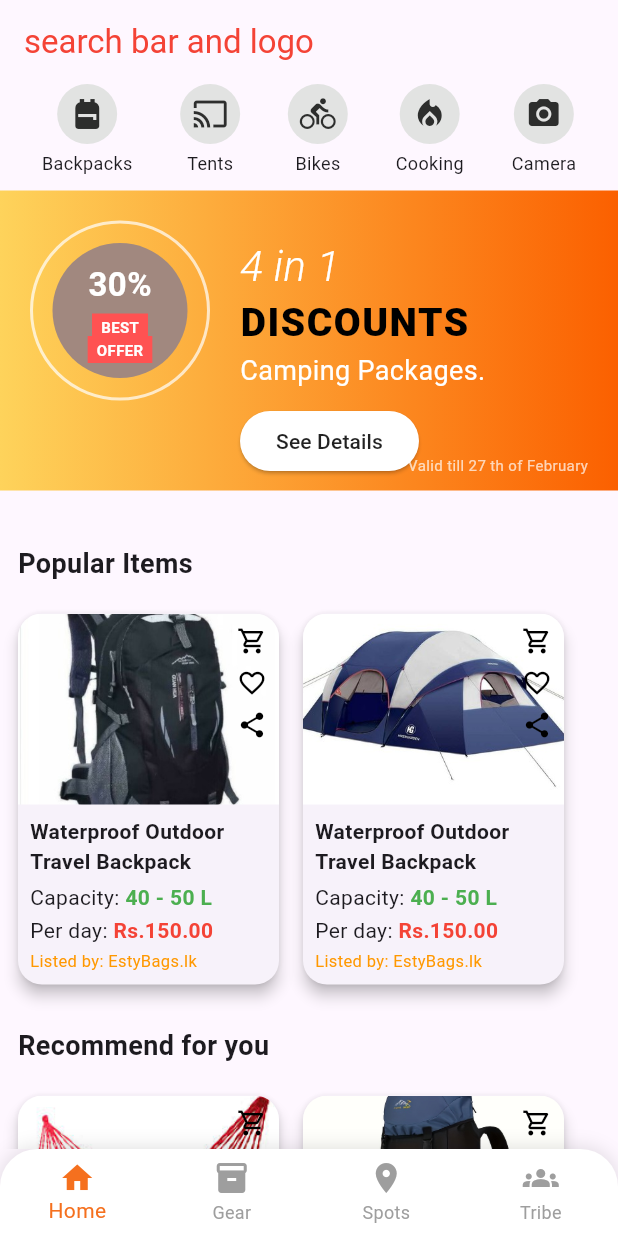
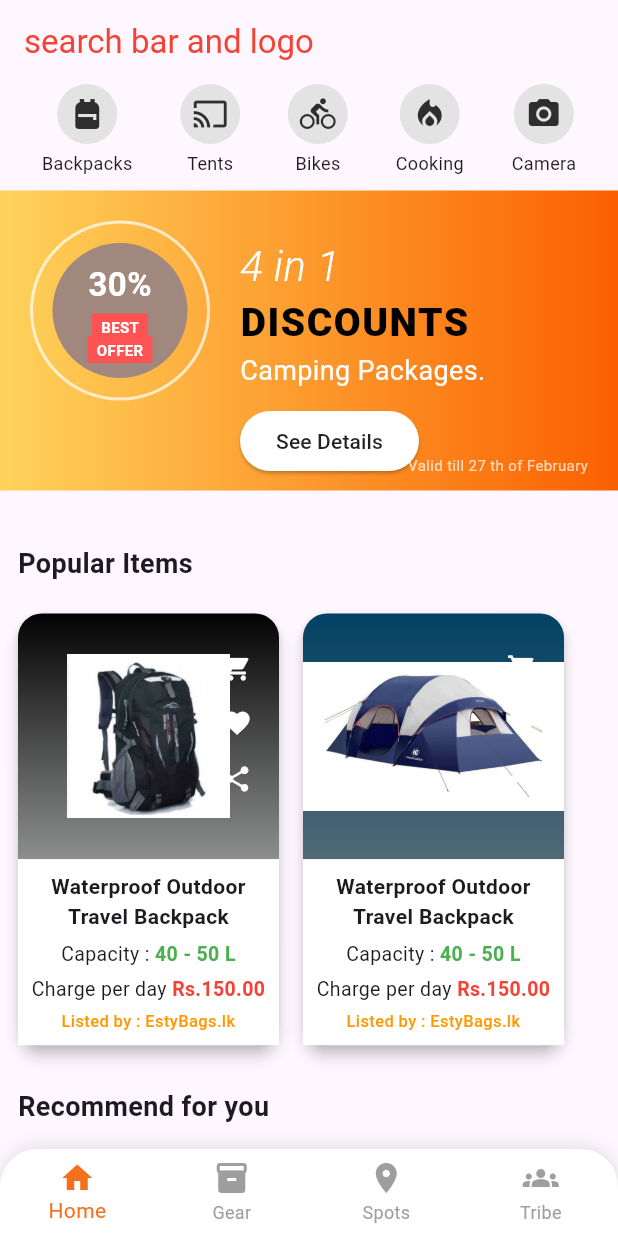
Before and after one commit to nilupul-dew/MAD_Group_09, a Flutter app: the screen it shows after launch, on a phone screen of 412 x 824 dp. Run offline on Flutter 3.47's test engine with Material 3 defaults, Android fonts, the phone set to English and light mode, and no system bars; our stand-ins replace cloud_firestore, firebase_core; accounts and stored records are empty.

Commit message:
Update item card
image background and icons

```diff
--- a/hiking_app/lib/presentation/widgets/item_card.dart
+++ b/hiking_app/lib/presentation/widgets/item_card.dart
@@ -7,6 +7,11 @@ class ItemCard extends StatelessWidget {
   final String price;
   final String listedBy;
   final VoidCallback onTap;
+  final Color topColor;
+  final Color bottomColor;
+  final VoidCallback onCartTap;
+  final VoidCallback onFavoriteTap;
+  final VoidCallback onShareTap;
 
   const ItemCard({
     super.key,
@@ -16,6 +21,11 @@ class ItemCard extends StatelessWidget {
     required this.price,
     required this.listedBy,
     required this.onTap,
+    required this.topColor,
+    required this.bottomColor,
+    required this.onCartTap,
+    required this.onFavoriteTap,
+    required this.onShareTap,
   });
 
   @override
@@ -33,79 +43,152 @@ class ItemCard extends StatelessWidget {
           ),
           elevation: 4,
           child: Column(
-            mainAxisSize: MainAxisSize.min,
             children: [
-              // Image section
-              Stack(
-                children: [
-                  ClipRRect(
+              // Image section with gradient/solid color background
+              Container(
+                height: cardWidth * 0.9,
+                decoration: BoxDecoration(
+                  gradient: LinearGradient(
+                    colors: [topColor, bottomColor],
+                    begin: Alignment.topCenter,
+                    end: Alignment.bottomCenter,
+                  ),
                   borderRadius:
                       const BorderRadius.vertical(top: Radius.circular(16)),
+                ),
+                child: Stack(
+                  children: [
+                    Center(
                       child: Image.asset(
                         assetImagePath,
-                      height: cardWidth * 0.7,
-                      width: double.infinity,
-                      fit: BoxFit.cover,
+                        height: cardWidth * 0.6,
+                        fit: BoxFit.contain,
                       ),
                     ),
                     Positioned(
-                    top: 8,
-                    right: 8,
+                      top: 20,
+                      right: 12,
                       child: Column(
-                      children: const [
-                        Icon(Icons.shopping_cart_outlined,
-                            color: Color.fromARGB(255, 0, 0, 0), size: 20),
-                        SizedBox(height: 8),
-                        Icon(Icons.favorite_border,
-                            color: Color.fromARGB(255, 0, 0, 0), size: 20),
-                        SizedBox(height: 8),
-                        Icon(Icons.share,
-                            color: Color.fromARGB(255, 0, 0, 0), size: 20),
+                        children: [
+                          Material(
+                            color: Colors.transparent,
+                            shape: const CircleBorder(),
+                            child: InkWell(
+                              onTap: onCartTap,
+                              customBorder: const CircleBorder(),
+                              splashColor: Colors.white24,
+                              child: const Padding(
+                                padding: EdgeInsets.all(6.0),
+                                child: Icon(Icons.shopping_cart,
+                                    color: Colors.white, size: 20),
+                              ),
+                            ),
+                          ),
+                          const SizedBox(height: 5),
+                          Material(
+                            color: Colors.transparent,
+                            shape: const CircleBorder(),
+                            child: InkWell(
+                              onTap: onFavoriteTap,
+                              customBorder: const CircleBorder(),
+                              splashColor: Colors.white24,
+                              child: const Padding(
+                                padding: EdgeInsets.all(6.0),
+                                child: Icon(Icons.favorite,
+                                    color: Colors.white, size: 20),
+                              ),
+                            ),
+                          ),
+                          const SizedBox(height: 5),
+                          Material(
+                            color: Colors.transparent,
+                            shape: const CircleBorder(),
+                            child: InkWell(
+                              onTap: onShareTap,
+                              customBorder: const CircleBorder(),
+                              splashColor: const Color.fromARGB(60, 16, 106, 8),
+                              child: const Padding(
+                                padding: EdgeInsets.all(6.0),
+                                child: Icon(Icons.share,
+                                    color: Colors.white, size: 20),
+                              ),
+                            ),
+                          ),
                         ],
                       ),
                     ),
                   ],
                 ),
-              // Text section
-              Padding(
-                padding: const EdgeInsets.all(8.0),
+              ),
+
+              // Bottom white section
+              Container(
+                color: Colors.white,
+                width: double.infinity,
+                padding: const EdgeInsets.symmetric(
+                  vertical: 8,
+                  horizontal: 8,
+                ),
                 child: Column(
-                  crossAxisAlignment: CrossAxisAlignment.start,
+                  crossAxisAlignment: CrossAxisAlignment.center,
                   children: [
                     Text(
                       title,
+                      textAlign: TextAlign.center,
                       maxLines: 2,
                       overflow: TextOverflow.ellipsis,
                       style: const TextStyle(
                           fontWeight: FontWeight.bold, fontSize: 14),
                     ),
-                    const SizedBox(height: 4),
-                    Row(
+                    const SizedBox(height: 6),
+                    Text.rich(
+                      TextSpan(
                         children: [
-                        const Text("Capacity: "),
-                        Text(
-                          capacity,
+                          const TextSpan(
+                            text: 'Capacity : ',
+                            style: TextStyle(fontSize: 13),
+                          ),
+                          TextSpan(
+                            text: capacity,
                             style: const TextStyle(
-                              color: Colors.green, fontWeight: FontWeight.bold),
+                              fontSize: 13,
+                              fontWeight: FontWeight.bold,
+                              color: Colors.green,
+                            ),
                           ),
                         ],
                       ),
-                    const SizedBox(height: 2),
-                    Row(
+                      textAlign: TextAlign.center,
+                    ),
+                    const SizedBox(height: 4),
+                    Text.rich(
+                      TextSpan(
                         children: [
-                        const Text("Per day: "),
-                        Text(
-                          price,
+                          const TextSpan(
+                            text: 'Charge per day ',
+                            style: TextStyle(fontSize: 13),
+                          ),
+                          TextSpan(
+                            text: price,
                             style: const TextStyle(
-                              color: Colors.red, fontWeight: FontWeight.bold),
+                              color: Colors.red,
+                              fontWeight: FontWeight.bold,
+                              fontSize: 13,
+                            ),
                           ),
                         ],
                       ),
-                    const SizedBox(height: 2),
+                      textAlign: TextAlign.center,
+                    ),
+                    const SizedBox(height: 4),
                     Text(
-                      "Listed by: $listedBy",
-                      style:
-                          const TextStyle(color: Colors.orange, fontSize: 11),
+                      "Listed by : $listedBy",
+                      style: const TextStyle(
+                        fontSize: 11,
+                        color: Colors.orange,
+                        fontWeight: FontWeight.w500,
+                      ),
+                      textAlign: TextAlign.center,
                     ),
                   ],
                 ),
```
Lines whose indentation alone changed are shown as unchanged.
